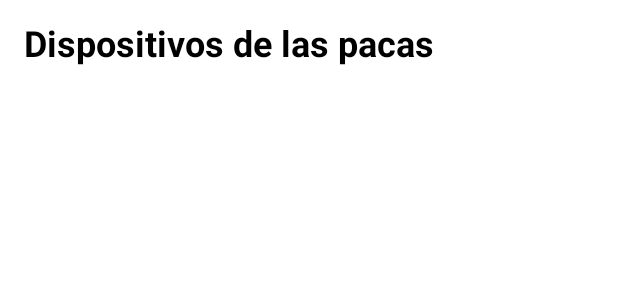
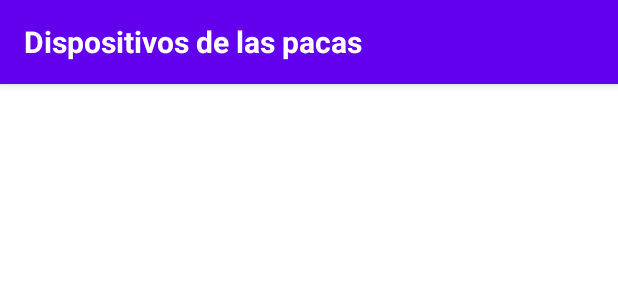
Before and after one commit to GaboDev98/EcoPaca-Analyzer, an Android app built with Jetpack Compose: the @Preview function AppAndroidPreview, on a phone screen of 412 x 824 dp. Shown: the top 300 px of the screen. Run offline under Robolectric (Android 15) with nearby library versions, the phone set to English and light mode, and no system bars; our stand-ins replace Firebase (no records; nobody signed in at launch, a user with empty details on screens opened directly); 2 statements that could not run were skipped.

Commit message:
feat: modifying the style of the screens and adding the general toolbar and the back arrow

```diff
--- a/composeApp/src/androidMain/kotlin/com/gabodev/ecopacaanalyzer/data/PacaRepository.kt
+++ b/composeApp/src/androidMain/kotlin/com/gabodev/ecopacaanalyzer/data/PacaRepository.kt
@@ -41,7 +41,7 @@ class FirebasePacaRepository : PacaRepository {
                         readings[timestamp] = reading
                     }
 
-                    val user = User(userId, readings)
+                    val user = User(id = userId, readings = readings)
                     users.add(user)
                 }
                 users
--- a/composeApp/src/commonMain/kotlin/com/gabodev/ecopacaanalyzer/App.kt
+++ b/composeApp/src/commonMain/kotlin/com/gabodev/ecopacaanalyzer/App.kt
@@ -19,7 +19,7 @@ fun App(viewModel: PacaViewModel) {
         composable("userList") {
             UserListScreen(viewModel = viewModel, onUserClick = { userId ->
                 navController.navigate("readings/$userId")
-            })
+            }, navController = navController)
         }
         composable("readings/{userId}") { backStackEntry ->
             val userId = backStackEntry.arguments?.getString("userId").orEmpty()
@@ -28,7 +28,7 @@ fun App(viewModel: PacaViewModel) {
         composable("readingDetail/{userId}/{readingId}") { backStackEntry ->
             val userId = backStackEntry.arguments?.getString("userId").orEmpty()
             val readingId = backStackEntry.arguments?.getString("readingId").orEmpty()
-            ReadingDetailScreen(viewModel = viewModel, userId = userId, readingId = readingId)
+            ReadingDetailScreen(viewModel = viewModel, userId = userId, readingId = readingId, navController = navController)
         }
     }
 }
--- a/composeApp/src/commonMain/kotlin/com/gabodev/ecopacaanalyzer/models/User.kt
+++ b/composeApp/src/commonMain/kotlin/com/gabodev/ecopacaanalyzer/models/User.kt
@@ -2,5 +2,6 @@ package com.gabodev.ecopacaanalyzer.models
 
 data class User(
     val id: String,
+    val name: String? = "",
     val readings: Map<String, Reading>
 )
--- /dev/null
+++ b/composeApp/src/commonMain/kotlin/com/gabodev/ecopacaanalyzer/ui/Toolbar.kt
@@ -0,0 +1,51 @@
+package com.gabodev.ecopacaanalyzer.ui
+
+import androidx.compose.foundation.layout.*
+import androidx.compose.material.*
+import androidx.compose.material.icons.Icons
+import androidx.compose.material.icons.automirrored.filled.ArrowBack
+import androidx.compose.runtime.*
+import androidx.compose.ui.Alignment
+import androidx.compose.ui.Modifier
+import androidx.compose.ui.graphics.Color
+import androidx.compose.ui.text.TextStyle
+import androidx.compose.ui.text.font.FontWeight
+import androidx.compose.ui.unit.dp
+import androidx.compose.ui.unit.sp
+
+@Composable
+fun Toolbar(title: String, showBackButton: Boolean, onBackClick: () -> Unit) {
+    Surface(
+        modifier = Modifier
+            .fillMaxWidth()
+            .height(56.dp),
+        color = MaterialTheme.colors.primary,
+        elevation = 4.dp
+    ) {
+        Row(
+            modifier = Modifier
+                .fillMaxWidth()
+                .padding(horizontal = 16.dp),
+            verticalAlignment = Alignment.CenterVertically,
+            horizontalArrangement = Arrangement.Start
+        ) {
+            if (showBackButton) {
+                IconButton(onClick = onBackClick) {
+                    Icon(
+                        imageVector = Icons.AutoMirrored.Filled.ArrowBack,
+                        contentDescription = "Atrás"
+                    )
+                }
+            }
+
+            Text(
+                text = title,
+                style = TextStyle(
+                    fontSize = 20.sp,
+                    fontWeight = FontWeight.Bold,
+                    color = Color.White
+                )
+            )
+        }
+    }
+}
--- a/composeApp/src/commonMain/kotlin/com/gabodev/ecopacaanalyzer/ui/UserListScreen.kt
+++ b/composeApp/src/commonMain/kotlin/com/gabodev/ecopacaanalyzer/ui/UserListScreen.kt
@@ -1,17 +1,12 @@
 package com.gabodev.ecopacaanalyzer.ui
 
 import androidx.compose.foundation.background
-import androidx.compose.foundation.layout.Column
-import androidx.compose.foundation.layout.fillMaxSize
-import androidx.compose.foundation.layout.fillMaxWidth
-import androidx.compose.foundation.layout.padding
-import androidx.compose.material.Button
-import androidx.compose.material.CircularProgressIndicator
-import androidx.compose.material.MaterialTheme
-import androidx.compose.material.Text
-import androidx.compose.runtime.Composable
-import androidx.compose.runtime.LaunchedEffect
-import androidx.compose.runtime.collectAsState
+import androidx.compose.foundation.clickable
+import androidx.compose.foundation.layout.*
+import androidx.compose.foundation.lazy.LazyColumn
+import androidx.compose.foundation.lazy.items
+import androidx.compose.material.*
+import androidx.compose.runtime.*
 import androidx.compose.ui.Alignment
 import androidx.compose.ui.Modifier
 import androidx.compose.ui.graphics.Color
@@ -19,13 +14,19 @@ import androidx.compose.ui.text.TextStyle
 import androidx.compose.ui.text.font.FontWeight
 import androidx.compose.ui.unit.dp
 import androidx.compose.ui.unit.sp
+import androidx.navigation.NavController
+import com.gabodev.ecopacaanalyzer.models.User
 import com.gabodev.ecopacaanalyzer.viewmodel.PacaViewModel
 
 @Composable
-fun UserListScreen(viewModel: PacaViewModel, onUserClick: (String) -> Unit) {
-    val users = viewModel.users.collectAsState().value
-    val isLoading =
-        viewModel.isLoading.collectAsState().value  // Assuming you have a loading state in your ViewModel
+fun UserListScreen(
+    viewModel: PacaViewModel,
+    onUserClick: (String) -> Unit,
+    navController: NavController
+) {
+    val usersState = viewModel.users.collectAsState(initial = emptyList())
+    val isLoading = viewModel.isLoading.collectAsState().value
+    val error = viewModel.error.collectAsState().value
 
     LaunchedEffect(true) {
         viewModel.loadUsers()
@@ -34,39 +35,63 @@ fun UserListScreen(viewModel: PacaViewModel, onUserClick: (String) -> Unit) {
     Column(
         modifier = Modifier
             .fillMaxSize()
-            .padding(16.dp)
             .background(Color.White)
     ) {
-        Text(
-            text = "Dispositivos de las pacas",
-            style = TextStyle(fontSize = 24.sp, fontWeight = FontWeight.Bold),
-            modifier = Modifier.padding(bottom = 24.dp)
-        )
+        Toolbar(title = "Dispositivos de las pacas", showBackButton = false, {})
 
-        if (isLoading) {
-            CircularProgressIndicator(
-                modifier = Modifier.align(Alignment.CenterHorizontally)
-            )
-        } else {
-            Column(modifier = Modifier.fillMaxWidth()) {
-                users.forEach { user ->
-                    Button(
-                        onClick = { onUserClick(user.id) },
-                        modifier = Modifier
-                            .fillMaxWidth()
-                            .padding(vertical = 8.dp)
-                            .background(
-                                MaterialTheme.colors.primary,
-                                shape = MaterialTheme.shapes.medium
-                            )
-                    ) {
-                        Text(
-                            text = user.id,
-                            style = TextStyle(color = Color.White, fontSize = 16.sp)
-                        )
+        Column(
+            modifier = Modifier
+                .fillMaxSize()
+                .padding(16.dp)
+                .background(Color.White)
+        ) {
+            if (isLoading) {
+                CircularProgressIndicator(
+                    modifier = Modifier.align(Alignment.CenterHorizontally)
+                )
+            } else if (error != null) {
+                Text(
+                    text = "Error al cargar las pacas: ${error.message}",
+                    style = MaterialTheme.typography.body1,
+                    color = Color.Red,
+                    modifier = Modifier.align(Alignment.CenterHorizontally)
+                )
+            } else {
+                LazyColumn(modifier = Modifier.fillMaxWidth()) {
+                    var counter = 0
+                    items(usersState.value) { user ->
+                        counter++
+                        UserItem(user, counter) {
+                            onUserClick(user.id)
+                        }
                     }
                 }
             }
         }
     }
 }
+
+@Composable
+fun UserItem(user: User, counter: Int, onClick: () -> Unit) {
+    Card(
+        modifier = Modifier
+            .fillMaxWidth()
+            .padding(vertical = 8.dp)
+            .clickable { onClick() },
+        elevation = 4.dp,
+        shape = MaterialTheme.shapes.medium
+    ) {
+        Column(modifier = Modifier.padding(16.dp)) {
+            Text(
+                text = "Paca #$counter",
+                style = MaterialTheme.typography.body1,
+                modifier = Modifier.padding(bottom = 4.dp)
+            )
+            Text(
+                text = user.id,
+                style = MaterialTheme.typography.body1,
+                modifier = Modifier.padding(bottom = 4.dp)
+            )
+        }
+    }
+}
--- a/composeApp/src/commonMain/kotlin/com/gabodev/ecopacaanalyzer/viewmodel/PacaViewModel.kt
+++ b/composeApp/src/commonMain/kotlin/com/gabodev/ecopacaanalyzer/viewmodel/PacaViewModel.kt
@@ -24,13 +24,18 @@ class PacaViewModel(private val repository: PacaRepository) {
     private val _isLoading = MutableStateFlow(false)
     val isLoading: StateFlow<Boolean> = _isLoading
 
+    private val _error = MutableStateFlow<Exception?>(null)
+    val error: StateFlow<Exception?> = _error
+
     fun loadUsers() {
         _isLoading.value = true
+        _error.value = null
         CoroutineScope(Dispatchers.IO).launch {
             try {
                 val usersFromFirebase = repository.getUsers()
                 _users.value = usersFromFirebase
             } catch (e: Exception) {
+                _error.value = e
             } finally {
                 _isLoading.value = false
             }
@@ -39,11 +44,13 @@ class PacaViewModel(private val repository: PacaRepository) {
 
     fun loadReadings(userId: String) {
         _isLoading.value = true
+        _error.value = null
         CoroutineScope(Dispatchers.IO).launch {
             try {
                 val readingsFromFirebase = repository.getReadings(userId)
                 _readings.value = readingsFromFirebase
             } catch (e: Exception) {
+                _error.value = e
             } finally {
                 _isLoading.value = false
             }
@@ -52,11 +59,13 @@ class PacaViewModel(private val repository: PacaRepository) {
 
     suspend fun getReadingDetail(userId: String, readingId: String) {
         _isLoading.value = true
+        _error.value = null
         CoroutineScope(Dispatchers.IO).launch {
             try {
                 val readingDetailFromFirebase = repository.getReadingDetail(userId, readingId)
                 _readingDetail.value = readingDetailFromFirebase
             } catch (e: Exception) {
+                _error.value = e
             } finally {
                 _isLoading.value = false
             }
```
Also changed, not shown: composeApp/src/commonMain/kotlin/com/gabodev/ecopacaanalyzer/ui/ReadingDetailScreen.kt (+13 -7 lines), composeApp/src/commonMain/kotlin/com/gabodev/ecopacaanalyzer/ui/ReadingsScreen.kt (+13 -6 lines).
